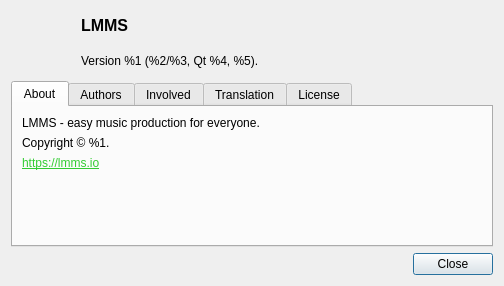
Above: src/gui/modals/about_dialog.ui from hashfunction/beatquay before the change. Below: the same form after it.
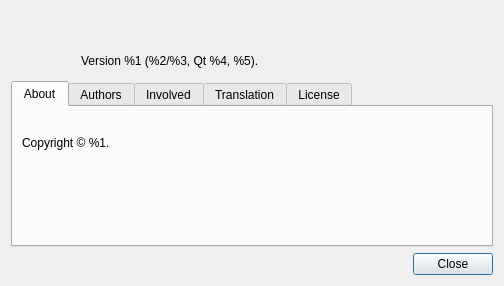
That is the form after the change.

Patch:
```diff
--- a/src/gui/modals/about_dialog.ui
+++ b/src/gui/modals/about_dialog.ui
@@ -40,7 +40,7 @@
           <string notr="true">font:12pt; font-weight:bold;</string>
          </property>
          <property name="text">
-          <string>LMMS</string>
+          <string/>
          </property>
         </widget>
        </item>
@@ -97,7 +97,7 @@
        <item>
         <widget class="QLabel" name="label_2">
          <property name="text">
-          <string>LMMS - easy music production for everyone.</string>
+          <string/>
          </property>
          <property name="wordWrap">
           <bool>true</bool>
@@ -149,7 +149,7 @@
        <item>
         <widget class="QLabel" name="label_4">
          <property name="text">
-          <string>&lt;html&gt;&lt;head/&gt;&lt;body&gt;&lt;p&gt;&lt;a href=&quot;https://lmms.io&quot;&gt;&lt;span style=&quot; text-decoration: underline; color:#33cc33;&quot;&gt;https://lmms.io&lt;/span&gt;&lt;/a&gt;&lt;/p&gt;&lt;/body&gt;&lt;/html&gt;</string>
+          <string/>
          </property>
          <property name="wordWrap">
           <bool>true</bool>
```
Left out of the diff: 2 changed lines with no effect on the pictures.
